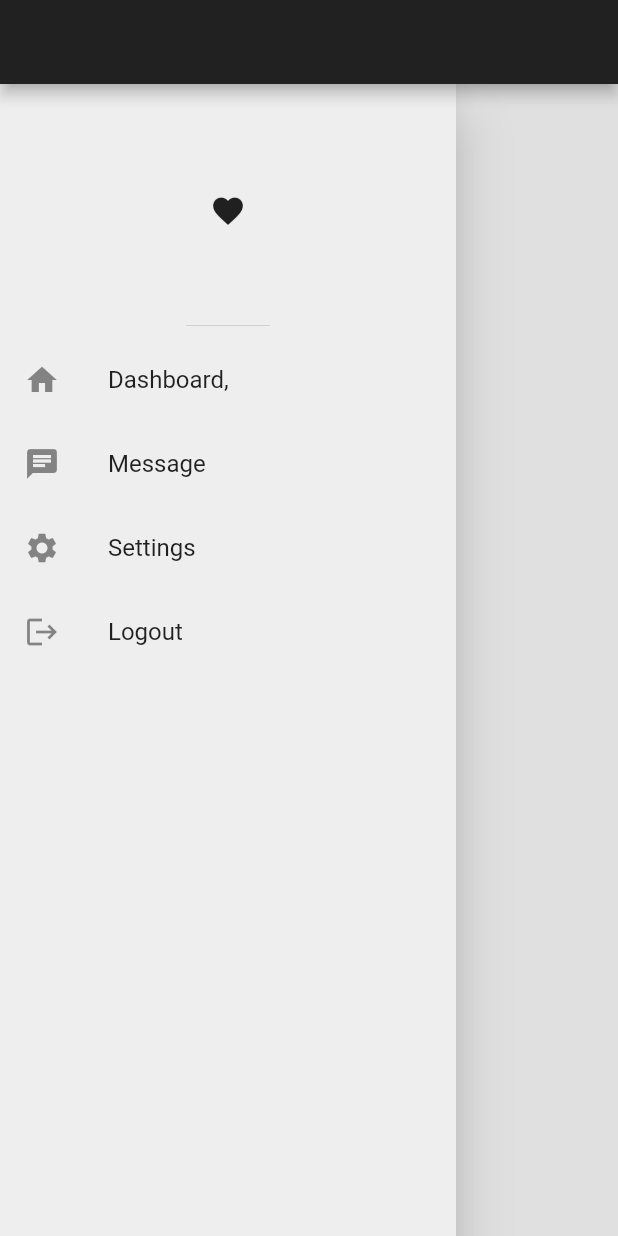
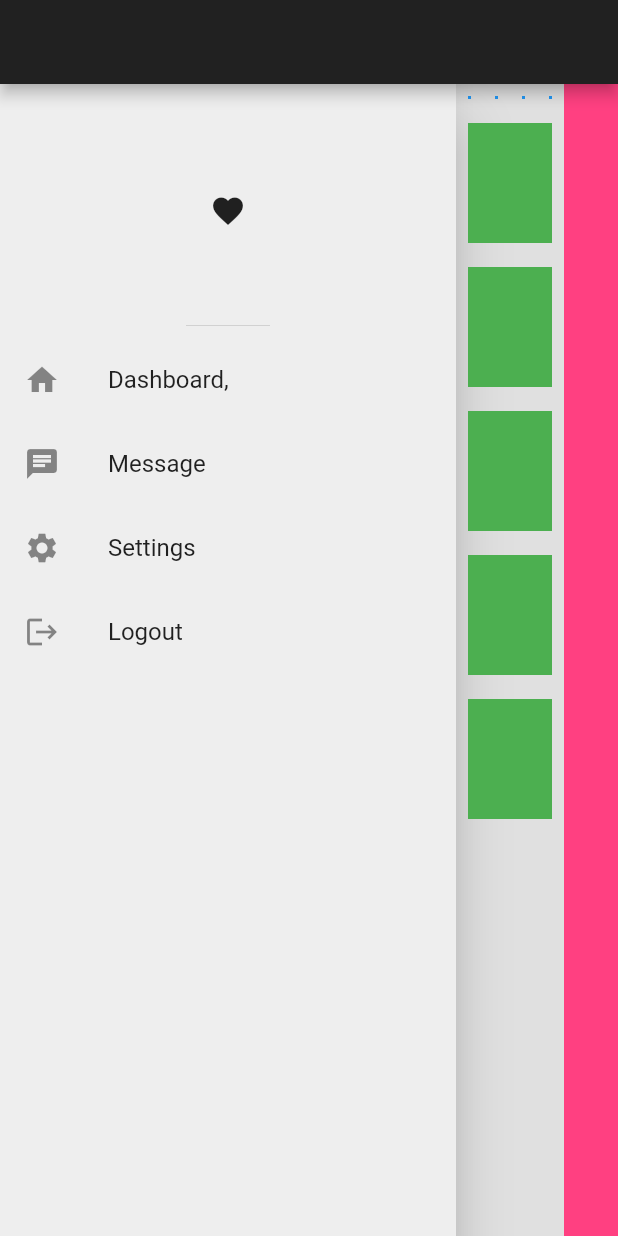
Before and after one commit to vaibhavtale/Responsive-Widgets-Flutter, a Flutter app: the DesktopScaffold screen opened directly, on a phone screen of 412 x 824 dp. Run offline on Flutter 3.47's test engine with Material 2 defaults, Android fonts, the phone set to English and light mode, and no system bars.

Commit message:
Done with responsive UI

```diff
--- a/lib/responsive/desktop_scaffold.dart
+++ b/lib/responsive/desktop_scaffold.dart
@@ -1,5 +1,7 @@
 import 'package:flutter/material.dart';
 import 'package:responsive_flutter_app/constants.dart';
+
+import '../util/my_tile.dart';
 
 class DesktopScaffold extends StatelessWidget {
   const DesktopScaffold({super.key});
@@ -13,8 +15,52 @@
         children: [
           // drawer
           myDrawer,
+          Expanded(
+            flex: 2,
+            child: Column(
+              children: [
+                // 4 box on top
+                AspectRatio(
+                  aspectRatio: 4,
+                  child: SizedBox(
+                    width: double.infinity,
+                    child: GridView.builder(
+                      itemCount: 4,
+                      gridDelegate:
+                          const SliverGridDelegateWithFixedCrossAxisCount(
+                              crossAxisCount: 4),
+                      itemBuilder: (context, index) {
+                        return Padding(
+                          padding: const EdgeInsets.all(8.0),
+                          child: Container(
+                            color: Colors.blue,
+                          ),
+                        );
+                      },
+                    ),
+                  ),
+                ),
 
+                //   list
+
+                Expanded(
+                  child: ListView.builder(
+                    itemCount: 5,
+                    itemBuilder: (context, index) {
+                      return const MyTile();
+                    },
+                  ),
+                )
+              ],
+            ),
+          ),
           //   rest of the code
+
+          Expanded(
+            child: Container(
+              color: Colors.pinkAccent,
+            ),
+          )
         ],
       ),
     );
--- /dev/null
+++ b/lib/util/my_tile.dart
@@ -0,0 +1,16 @@
+import 'package:flutter/material.dart';
+
+class MyTile extends StatelessWidget {
+  const MyTile({super.key});
+
+  @override
+  Widget build(BuildContext context) {
+    return Padding(
+      padding: const EdgeInsets.all(8.0),
+      child: Container(
+        color: Colors.green,
+        height: 80,
+      ),
+    );
+  }
+}
```
Also changed, not shown: lib/responsive/mobile_scaffold.dart (+29 -5 lines), lib/responsive/tablet_scaffold.dart (+36 -0 lines), lib/util/my_box.dart (added, +15 -0 lines).
